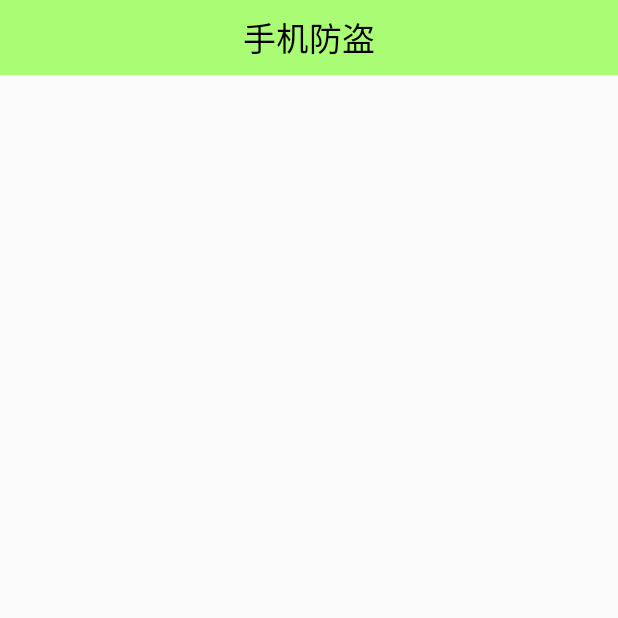
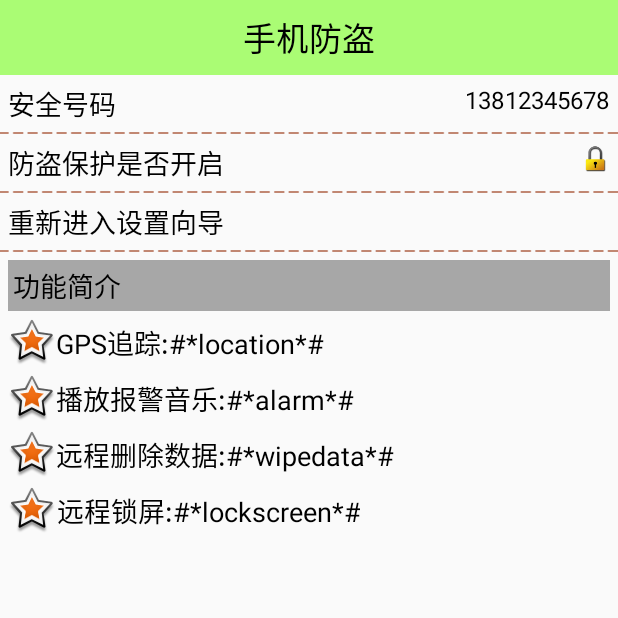
Before and after one commit to keerslts/MobileSafe_1, an Android app: the Setup4Activity screen opened directly, with no data from a screen before it, after a tap on "设置完成", on a phone screen of 412 x 824 dp, the top half of it. Run offline under Robolectric (Android 15) with nearby library versions, the phone set to English and light mode, and no system bars.

Commit message:
0512 防盗选项引导结束

```diff
--- a/app/src/main/java/com/kevin/mobilesafe/activity/LostFindActivity.java
+++ b/app/src/main/java/com/kevin/mobilesafe/activity/LostFindActivity.java
@@ -4,6 +4,7 @@ import android.app.Activity;
 import android.content.Intent;
 import android.content.SharedPreferences;
 import android.os.Bundle;
+import android.view.View;
 
 import com.kevin.mobliesafe.R;
 
@@ -32,4 +33,9 @@ public class LostFindActivity extends Activity {
         }
 
     }
+
+    public void reEnter(View view) {
+        startActivity(new Intent(this, Setup1Activity.class));
+        finish();
+    }
 }
--- a/app/src/main/java/com/kevin/mobilesafe/activity/Setup1Activity.java
+++ b/app/src/main/java/com/kevin/mobilesafe/activity/Setup1Activity.java
@@ -25,6 +25,8 @@ public class Setup1Activity extends Activity {
     public void next(View view) {
         startActivity(new Intent(this, Setup2Activity.class));
         finish();
+
+        overridePendingTransition(R.anim.tran_in, R.anim.tran_out);// 进入动画和退出动画
     }
 
 
--- a/app/src/main/java/com/kevin/mobilesafe/activity/Setup2Activity.java
+++ b/app/src/main/java/com/kevin/mobilesafe/activity/Setup2Activity.java
@@ -28,16 +28,16 @@ public class Setup2Activity extends Activity {
 		finish();
 
 		// 两个界面切换的动画
-		//overridePendingTransition(R.anim.tran_in, R.anim.tran_out);// 进入动画和退出动画
+		overridePendingTransition(R.anim.tran_in, R.anim.tran_out);// 进入动画和退出动画
 	}
 
 	// 上一页
 	public void previous(View view) {
 		startActivity(new Intent(this, Setup1Activity.class));
-		//finish();
+		finish();
 
 		// 两个界面切换的动画
-//		overridePendingTransition(R.anim.tran_previous_in,
-//				R.anim.tran_previous_out);// 进入动画和退出动画
+		overridePendingTransition(R.anim.tran_previous_in,
+				R.anim.tran_previous_out);// 进入动画和退出动画
 	}
 }
--- a/app/src/main/java/com/kevin/mobilesafe/activity/Setup3Activity.java
+++ b/app/src/main/java/com/kevin/mobilesafe/activity/Setup3Activity.java
@@ -26,9 +26,9 @@ public class Setup3Activity extends Activity {
 	public void next(View view) {
 		startActivity(new Intent(this, Setup4Activity.class));
 		finish();
-//
-//		// 两个界面切换的动画
-//		overridePendingTransition(R.anim.tran_in, R.anim.tran_out);// 进入动画和退出动画
+
+		// 两个界面切换的动画
+		overridePendingTransition(R.anim.tran_in, R.anim.tran_out);// 进入动画和退出动画
 	}
 
 	// 上一页
@@ -37,7 +37,7 @@ public class Setup3Activity extends Activity {
 		finish();
 
 		// 两个界面切换的动画
-//		overridePendingTransition(R.anim.tran_previous_in,
-//				R.anim.tran_previous_out);// 进入动画和退出动画
+		overridePendingTransition(R.anim.tran_previous_in,
+				R.anim.tran_previous_out);// 进入动画和退出动画
 	}
 }
--- a/app/src/main/java/com/kevin/mobilesafe/activity/Setup4Activity.java
+++ b/app/src/main/java/com/kevin/mobilesafe/activity/Setup4Activity.java
@@ -32,9 +32,9 @@ public class Setup4Activity extends Activity {
 		startActivity(new Intent(this, LostFindActivity.class));
 		finish();
 
-//		// 两个界面切换的动画
-//		overridePendingTransition(R.anim.tran_in, R.anim.tran_out);// 进入动画和退出动画
-//
+		// 两个界面切换的动画
+		overridePendingTransition(R.anim.tran_in, R.anim.tran_out);// 进入动画和退出动画
+
 		mPref.edit().putBoolean("configed", true).commit();// 更新sp,表示已经展示过设置向导,下次就不展示
 	}
 
@@ -43,8 +43,8 @@ public class Setup4Activity extends Activity {
 		startActivity(new Intent(this, Setup3Activity.class));
 		finish();
 
-//		// 两个界面切换的动画
-//		overridePendingTransition(R.anim.tran_previous_in,
-//				R.anim.tran_previous_out);// 进入动画和退出动画
+		// 两个界面切换的动画
+		overridePendingTransition(R.anim.tran_previous_in,
+				R.anim.tran_previous_out);// 进入动画和退出动画
 	}
 }
--- /dev/null
+++ b/app/src/main/res/anim/tran_in.xml
@@ -0,0 +1,7 @@
+<?xml version="1.0" encoding="utf-8"?>
+<translate xmlns:android="http://schemas.android.com/apk/res/android"
+    android:duration="500"
+    android:fromXDelta="100%p"
+    android:toXDelta="0" >
+
+</translate>
--- /dev/null
+++ b/app/src/main/res/anim/tran_out.xml
@@ -0,0 +1,7 @@
+<?xml version="1.0" encoding="utf-8"?>
+<translate xmlns:android="http://schemas.android.com/apk/res/android"
+    android:duration="500"
+    android:fromXDelta="0"
+    android:toXDelta="-100%p" >
+
+</translate>
--- /dev/null
+++ b/app/src/main/res/anim/tran_previous_in.xml
@@ -0,0 +1,7 @@
+<?xml version="1.0" encoding="utf-8"?>
+<translate xmlns:android="http://schemas.android.com/apk/res/android"
+    android:duration="500"
+    android:fromXDelta="-100%p"
+    android:toXDelta="0" >
+
+</translate>
--- /dev/null
+++ b/app/src/main/res/anim/tran_previous_out.xml
@@ -0,0 +1,7 @@
+<?xml version="1.0" encoding="utf-8"?>
+<translate xmlns:android="http://schemas.android.com/apk/res/android"
+    android:duration="500"
+    android:fromXDelta="0"
+    android:toXDelta="100%p" >
+
+</translate>
--- /dev/null
+++ b/app/src/main/res/drawable/gradient_box.xml
@@ -0,0 +1,28 @@
+<?xml version="1.0" encoding="utf-8"?>
+<shape xmlns:android="http://schemas.android.com/apk/res/android"
+    android:shape="rectangle" >
+
+    <!-- 角度 -->
+    <corners android:radius="5dp" />
+
+    <!--
+ 	   渐变
+    <gradient
+        android:centerColor="#fff"
+        android:endColor="#0f0"
+        android:startColor="#f00" />
+    -->
+
+    <!-- 纯色 -->
+    <solid android:color="#9000" />
+
+    <!-- 边框
+    <stroke
+        android:width="1dp"
+        android:color="#000"
+        android:dashWidth="5dp"
+        android:dashGap="3dp"
+        />
+        -->
+
+</shape>
--- /dev/null
+++ b/app/src/main/res/drawable/shape_selector.xml
@@ -0,0 +1,9 @@
+<?xml version="1.0" encoding="utf-8"?>
+<selector xmlns:android="http://schemas.android.com/apk/res/android">
+
+    <item android:drawable="@drawable/gradient_box" android:state_pressed="true"/>
+    <!-- pressed -->
+    <item android:drawable="@android:color/transparent"/>
+    <!-- default -->
+
+</selector>
--- a/app/src/main/res/layout/activity_lost_find.xml
+++ b/app/src/main/res/layout/activity_lost_find.xml
@@ -8,4 +8,107 @@
         style="@style/TitleStyle"
         android:text="手机防盗"
         />
+
+    <RelativeLayout
+        android:layout_width="match_parent"
+        android:layout_height="wrap_content" >
+
+        <TextView
+            style="@style/ContentStyle"
+            android:text="安全号码" />
+
+        <TextView
+            android:id="@+id/textView2"
+            android:layout_width="wrap_content"
+            android:layout_height="wrap_content"
+            android:layout_alignParentRight="true"
+            android:layout_centerVertical="true"
+            android:layout_marginRight="5dp"
+            android:text="13812345678"
+            android:textColor="@color/black"
+            android:textSize="16sp" />
+    </RelativeLayout>
+
+    <ImageView
+        android:layout_width="match_parent"
+        android:layout_height="wrap_content"
+        android:layout_gravity="center_horizontal"
+        android:layout_marginTop="5dp"
+        android:background="@mipmap/listview_divider" />
+
+    <RelativeLayout
+        android:layout_width="match_parent"
+        android:layout_height="wrap_content" >
+
+        <TextView
+            style="@style/ContentStyle"
+            android:text="防盗保护是否开启" />
+
+        <ImageView
+            android:layout_width="20dp"
+            android:layout_height="20dp"
+            android:layout_alignParentRight="true"
+            android:layout_centerVertical="true"
+            android:layout_marginRight="5dp"
+            android:src="@mipmap/lock" />
+    </RelativeLayout>
+
+    <ImageView
+        android:layout_width="match_parent"
+        android:layout_height="wrap_content"
+        android:layout_gravity="center_horizontal"
+        android:layout_marginTop="5dp"
+        android:background="@mipmap/listview_divider" />
+
+    <TextView
+        style="@style/ContentStyle"
+        android:layout_width="match_parent"
+        android:onClick="reEnter"
+        android:clickable="true"
+        android:layout_marginRight="5dp"
+        android:background="@drawable/shape_selector"
+        android:text="重新进入设置向导" />
+
+    <ImageView
+        android:layout_width="match_parent"
+        android:layout_height="wrap_content"
+        android:layout_gravity="center_horizontal"
+        android:layout_marginTop="5dp"
+        android:background="@mipmap/listview_divider" />
+
+    <TextView
+        android:layout_width="match_parent"
+        android:layout_height="wrap_content"
+        android:layout_marginLeft="5dp"
+        android:layout_marginRight="5dp"
+        android:layout_marginTop="5dp"
+        android:background="#5000"
+        android:padding="3dp"
+        android:text="功能简介"
+        android:textColor="@color/black"
+        android:textSize="18sp" />
+
+    <TextView
+        style="@style/ContentStyle"
+        android:drawableLeft="@android:drawable/star_big_on"
+        android:gravity="center"
+        android:text="GPS追踪:#*location*#" />
+
+    <TextView
+        style="@style/ContentStyle"
+        android:drawableLeft="@android:drawable/star_big_on"
+        android:gravity="center"
+        android:text="播放报警音乐:#*alarm*#" />
+
+    <TextView
+        style="@style/ContentStyle"
+        android:drawableLeft="@android:drawable/star_big_on"
+        android:gravity="center"
+        android:text="远程删除数据:#*wipedata*#" />
+
+    <TextView
+        style="@style/ContentStyle"
+        android:drawableLeft="@android:drawable/star_big_on"
+        android:gravity="center"
+        android:text="远程锁屏:#*lockscreen*#" />
 </LinearLayout>
```
Also changed, not shown: app/src/main/res/mipmap-hdpi/listview_divider.png (added), app/src/main/res/mipmap-hdpi/lock.png (added).
